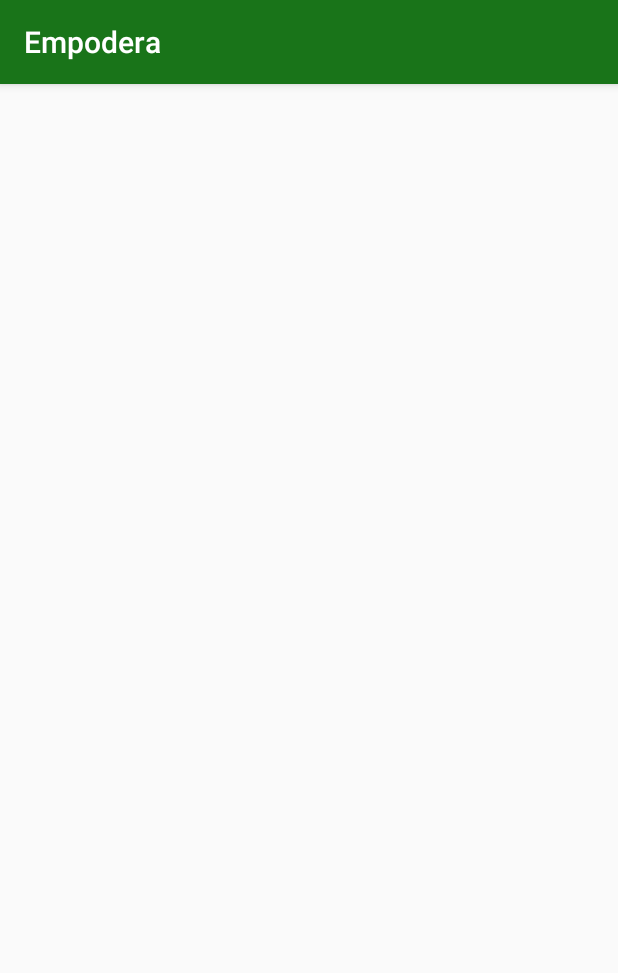
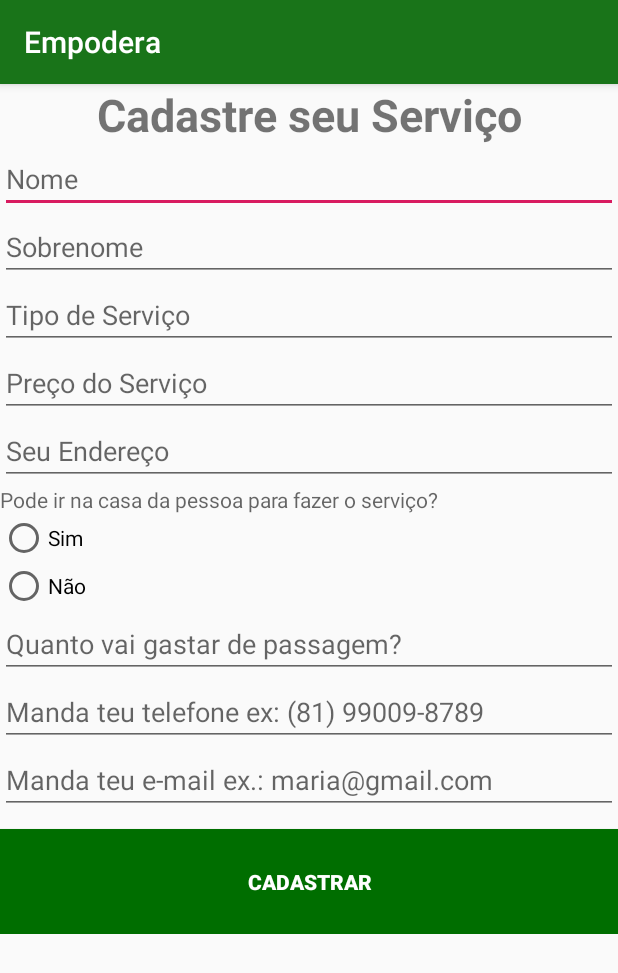
Before and after one commit to Laura-Oliveira/Empodera_old, an Android app: the RegisterServiceActivity screen opened directly, with no data from a screen before it, on a phone screen of 412 x 824 dp. Shown: the top 973 px of the screen. Run offline under Robolectric (Android 15) with nearby library versions, the phone set to English and light mode, and no system bars.

Commit message:
Implementação da tela de cadatro de serviço

```diff
--- a/app/src/main/java/com/empodera/RegisterServiceActivity.java
+++ b/app/src/main/java/com/empodera/RegisterServiceActivity.java
@@ -2,6 +2,8 @@ package com.empodera;
 
 import android.support.v7.app.AppCompatActivity;
 import android.os.Bundle;
+import android.widget.NumberPicker;
+import android.widget.TextView;
 
 public class RegisterServiceActivity extends AppCompatActivity {
 
--- a/app/src/main/res/layout/activity_register_service.xml
+++ b/app/src/main/res/layout/activity_register_service.xml
@@ -1,9 +1,116 @@
 <?xml version="1.0" encoding="utf-8"?>
-<android.support.constraint.ConstraintLayout xmlns:android="http://schemas.android.com/apk/res/android"
-    xmlns:app="http://schemas.android.com/apk/res-auto"
+
+<ScrollView
+    xmlns:android="http://schemas.android.com/apk/res/android"
     xmlns:tools="http://schemas.android.com/tools"
+    android:layout_height="match_parent"
+    android:layout_width="match_parent">
+
+    <LinearLayout
+    android:layout_height="match_parent"
     android:layout_width="match_parent"
-    android:layout_height="match_parent"
-    tools:context=".RegisterServiceActivity">
+        android:orientation="vertical"
+    tools:context=".RegisterServiceActivity"
+    >
+        <TextView
+            android:id="@+id/txt_title_register_service"
+            android:layout_width="match_parent"
+            android:layout_height="wrap_content"
+            android:text="@string/txt_title_register_service"
+            android:gravity="center_horizontal"
+            android:textSize="30sp"
+            android:textStyle="bold"
+            />
+        <EditText
+            android:id="@+id/txt_name"
+            android:layout_width="match_parent"
+            android:layout_height="wrap_content"
+            android:hint="@string/txt_name"
+            />
 
-</android.support.constraint.ConstraintLayout>
+        <EditText
+            android:id="@+id/txt_surname"
+            android:layout_width="match_parent"
+            android:layout_height="wrap_content"
+            android:hint="@string/txt_surname"
+            />
+
+        <EditText
+            android:id="@+id/txt_type_service"
+            android:layout_width="match_parent"
+            android:layout_height="wrap_content"
+            android:hint="@string/txt_type_service"
+            />
+
+        <EditText
+            android:id="@+id/txt_price_service"
+            android:layout_width="match_parent"
+            android:layout_height="wrap_content"
+            android:hint="@string/txt_price_service"/>
+
+        <EditText
+            android:id="@+id/txt_address"
+            android:layout_width="match_parent"
+            android:layout_height="wrap_content"
+            android:hint="@string/txt_address"
+            />
+
+        <RadioGroup
+            android:id="@+id/txt_group_radio"
+            android:layout_width="match_parent"
+            android:layout_height="wrap_content"
+            >
+            <TextView
+                android:id="@+id/txt_mobility"
+                android:layout_width="match_parent"
+                android:layout_height="wrap_content"
+                android:hint="@string/txt_mobility"
+                />
+            <RadioButton
+                android:id="@+id/txt_radio_yes"
+                android:layout_width="wrap_content"
+                android:layout_height="wrap_content"
+                android:text="@string/txt_radio_yes"
+                />
+
+            <RadioButton
+                android:id="@+id/txt_radio_no"
+                android:layout_width="match_parent"
+                android:layout_height="wrap_content"
+                android:text="@string/txt_radio_no"
+                />
+        </RadioGroup>
+
+        <EditText
+            android:id="@+id/txt_price_transport"
+            android:layout_width="match_parent"
+            android:layout_height="wrap_content"
+            android:hint="@string/txt_price_transport"/>
+
+        <EditText
+            android:id="@+id/txt_phone"
+            android:layout_width="match_parent"
+            android:layout_height="wrap_content"
+            android:hint="@string/txt_phone"
+            />
+
+        <EditText
+            android:id="@+id/txt_email"
+            android:layout_width="match_parent"
+            android:layout_height="wrap_content"
+            android:hint="@string/txt_email"/>
+
+        <Button
+            android:id="@+id/btn_register_service"
+            android:layout_width="match_parent"
+            android:layout_height="wrap_content"
+            android:text="@string/btn_register_service"
+            android:background="@color/btn_color"
+            android:textColor="@color/white"
+            android:textSize="14sp"
+            android:textStyle="bold"
+            android:padding="25sp"
+            android:layout_marginTop="10sp"
+            />
+    </LinearLayout>
+</ScrollView>
--- a/app/src/main/res/values/strings.xml
+++ b/app/src/main/res/values/strings.xml
@@ -1,7 +1,24 @@
 <resources>
     <string name="app_name">Empodera</string>
+
+    <!-- Strings da tela Principal -->
     <string name="what_search">O que está procurando?</string>
     <string name="btn_search_person">Buscar trabalhad@r</string>
     <string name="btn_learn">Aprender algo novo</string>
     <string name="btn_offer_service">Cadastrar seu serviço</string>
+
+    <!-- Strings da tela de Cadastro de Servico -->
+    <string name="txt_title_register_service">Cadastre seu Serviço</string>
+    <string name="txt_name">Nome</string>
+    <string name="txt_surname">Sobrenome</string>
+    <string name="txt_type_service"> Tipo de Serviço </string>
+    <string name="txt_price_service">Preço do Serviço</string>
+    <string name="txt_address"> Seu Endereço</string>
+    <string name="txt_mobility"> Pode ir na casa da pessoa para fazer o serviço?</string>
+    <string name="txt_radio_yes"> Sim</string>
+    <string name="txt_radio_no">Não</string>
+    <string name="txt_price_transport"> Quanto vai gastar de passagem?</string>
+    <string name="txt_phone"> Manda teu telefone ex: (81) 99009-8789</string>
+    <string name="txt_email">Manda teu e-mail ex.: maria@gmail.com</string>
+    <string name="btn_register_service">Cadastrar</string>
 </resources>
```
